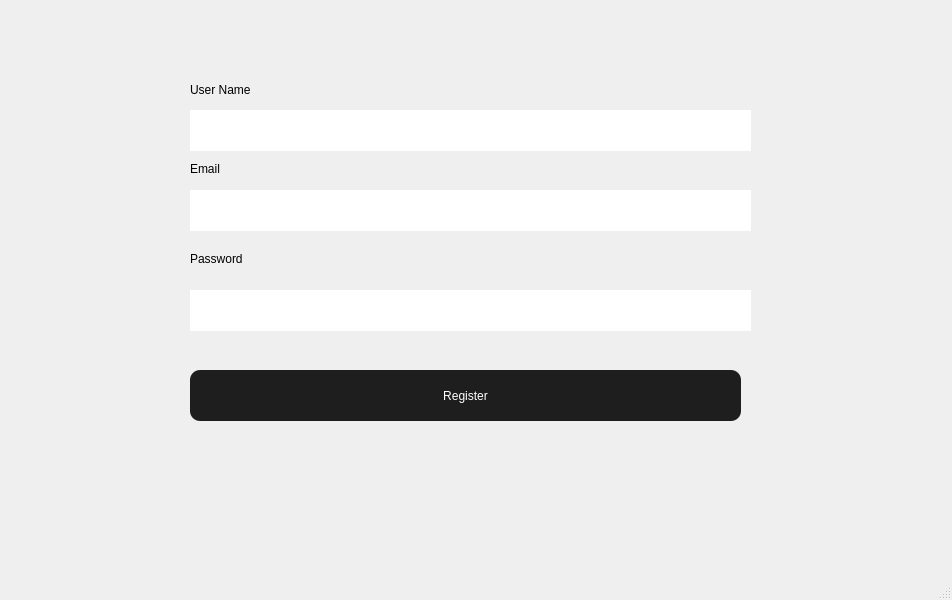
Above: mainwindow.ui from misarb/ticketreservation before the change. Below: the same form after it.
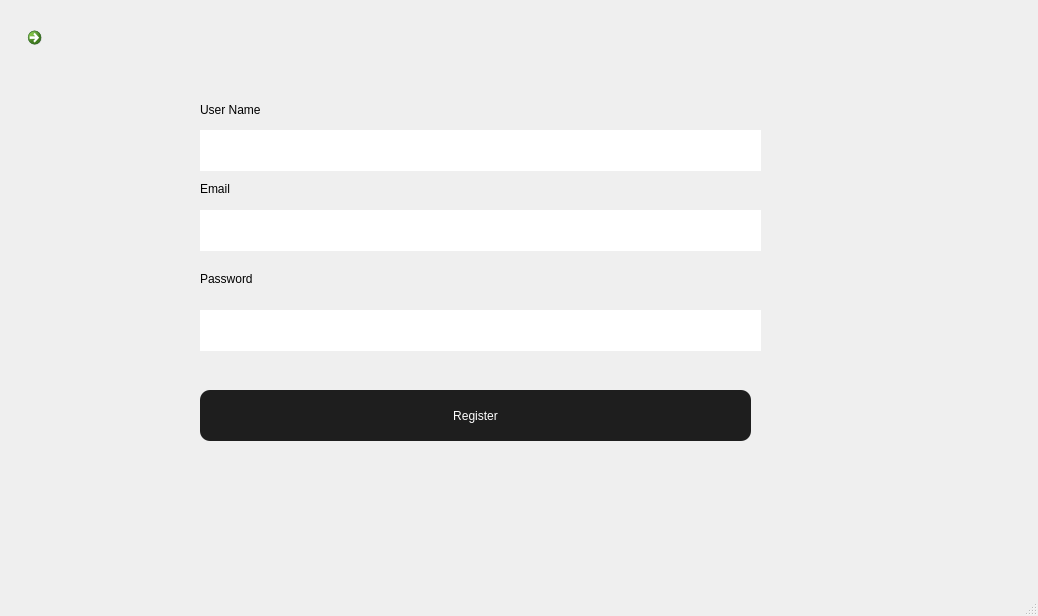
That is the form after the change. The open tabs and pages were chosen to show the change. Icons and pictures are not drawn.

The edit to the form file:
```diff
--- a/mainwindow.ui
+++ b/mainwindow.ui
@@ -6,8 +6,8 @@
    <rect>
     <x>0</x>
     <y>0</y>
-    <width>952</width>
-    <height>600</height>
+    <width>1038</width>
+    <height>616</height>
    </rect>
   </property>
   <property name="windowTitle">
@@ -20,10 +20,10 @@
    <widget class="QStackedWidget" name="stackedWidget">
     <property name="geometry">
      <rect>
-      <x>140</x>
-      <y>40</y>
-      <width>671</width>
-      <height>421</height>
+      <x>10</x>
+      <y>10</y>
+      <width>1011</width>
+      <height>541</height>
      </rect>
     </property>
     <property name="currentIndex">
@@ -147,8 +147,8 @@
      <widget class="QPushButton" name="pushButton">
       <property name="geometry">
        <rect>
-        <x>50</x>
-        <y>330</y>
+        <x>190</x>
+        <y>380</y>
         <width>551</width>
         <height>51</height>
        </rect>
@@ -163,14 +163,14 @@
      <widget class="QLineEdit" name="password_2">
       <property name="geometry">
        <rect>
-        <x>50</x>
-        <y>250</y>
+        <x>190</x>
+        <y>300</y>
         <width>561</width>
         <height>41</height>
        </rect>
       </property>
       <property name="styleSheet">
-       <string notr="true">QLineEdit { background-color: #FFFFFF; color: #D9D9D9; border: 8px ; padding: 2px; }</string>
+       <string notr="true">QLineEdit { background-color: #FFFFFF; color: black; border: 8px ; padding: 2px; }</string>
       </property>
       <property name="echoMode">
        <enum>QLineEdit::Password</enum>
@@ -179,8 +179,8 @@
      <widget class="QLabel" name="label_3">
       <property name="geometry">
        <rect>
-        <x>50</x>
-        <y>40</y>
+        <x>190</x>
+        <y>90</y>
         <width>81</width>
         <height>20</height>
        </rect>
@@ -192,8 +192,8 @@
      <widget class="QLabel" name="label_6">
       <property name="geometry">
        <rect>
-        <x>50</x>
-        <y>210</y>
+        <x>190</x>
+        <y>260</y>
         <width>67</width>
         <height>17</height>
        </rect>
@@ -205,8 +205,8 @@
      <widget class="QLabel" name="label_7">
       <property name="geometry">
        <rect>
-        <x>50</x>
-        <y>120</y>
+        <x>190</x>
+        <y>170</y>
         <width>67</width>
         <height>17</height>
        </rect>
@@ -218,21 +218,21 @@
      <widget class="QLineEdit" name="email">
       <property name="geometry">
        <rect>
-        <x>50</x>
-        <y>150</y>
+        <x>190</x>
+        <y>200</y>
         <width>561</width>
         <height>41</height>
        </rect>
       </property>
       <property name="styleSheet">
-       <string notr="true">QLineEdit { background-color: #FFFFFF; color: #D9D9D9; border: 8px ; padding: 2px; }</string>
+       <string notr="true">QLineEdit { background-color: #FFFFFF; color: black; border: 8px ; padding: 2px; }</string>
       </property>
      </widget>
      <widget class="QLineEdit" name="userName">
       <property name="geometry">
        <rect>
-        <x>50</x>
-        <y>70</y>
+        <x>190</x>
+        <y>120</y>
         <width>561</width>
         <height>41</height>
        </rect>
@@ -240,7 +240,26 @@
       <property name="styleSheet">
        <string notr="true">
 
-QLineEdit { background-color: #FFFFFF; color: #D9D9D9; border: 8px ; padding: 2px; }</string>
+QLineEdit { background-color: #FFFFFF; color: black; border: 8px ; padding: 2px; }</string>
+      </property>
+     </widget>
+     <widget class="QCommandLinkButton" name="commandLinkButton">
+      <property name="geometry">
+       <rect>
+        <x>10</x>
+        <y>10</y>
+        <width>31</width>
+        <height>31</height>
+       </rect>
+      </property>
+      <property name="layoutDirection">
+       <enum>Qt::LeftToRight</enum>
+      </property>
+      <property name="text">
+       <string/>
+      </property>
+      <property name="icon">
+       <iconset theme="edit-undo"/>
       </property>
      </widget>
     </widget>
```
Left out of the diff: 43 changed lines with no effect on the pictures.
